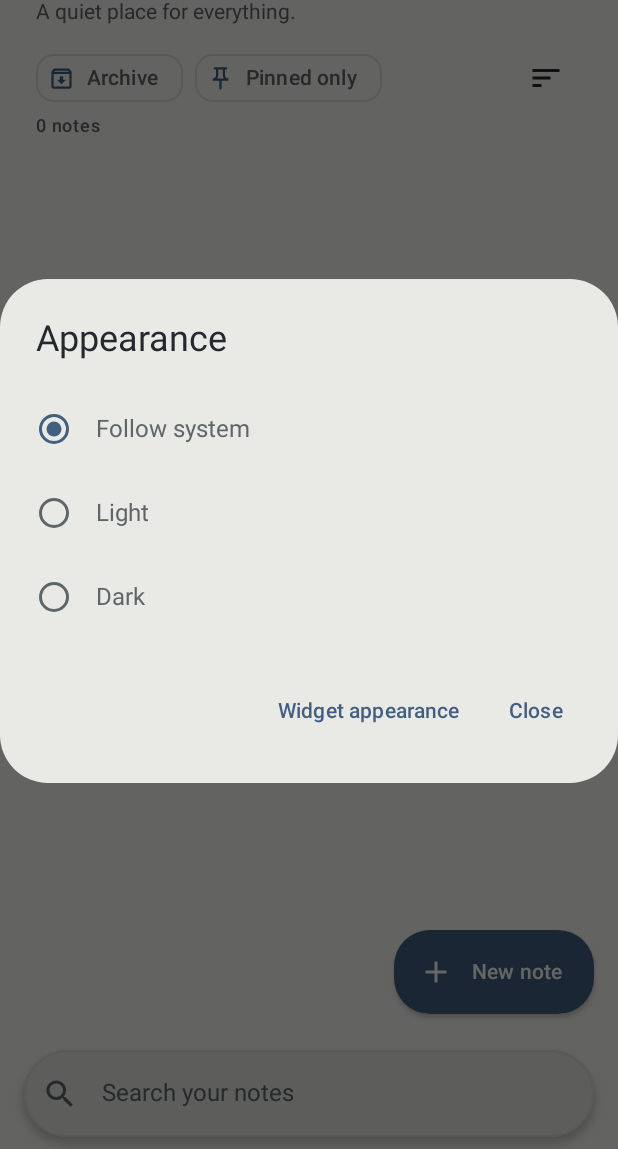
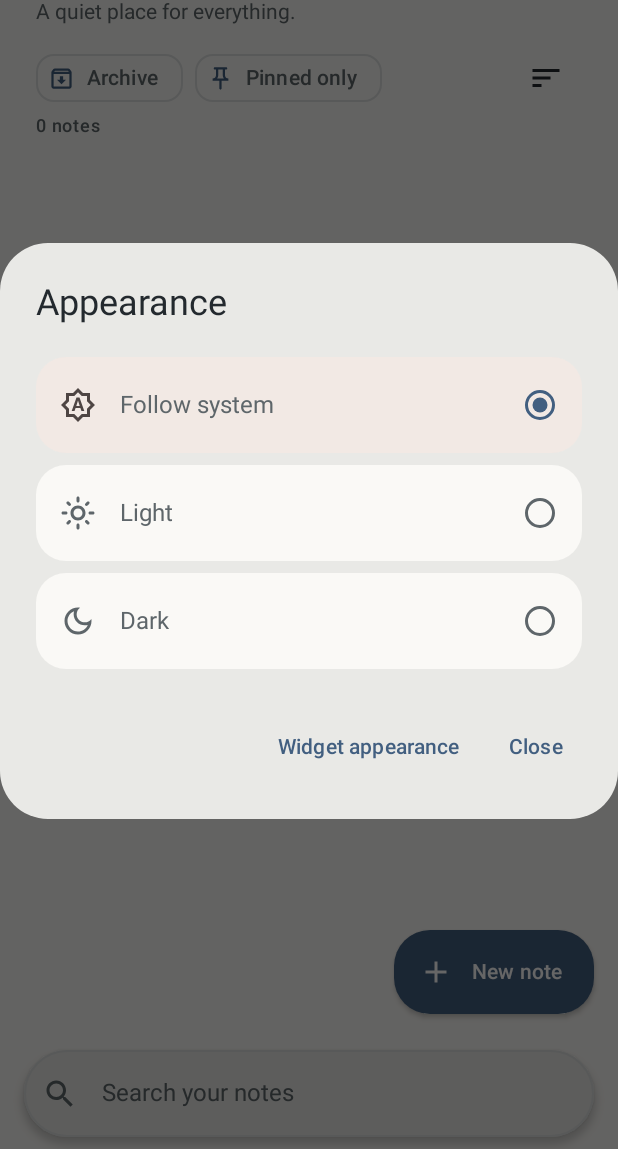
Before and after one commit to ja3kies/Noma, an Android app built with Jetpack Compose: the screen it shows after launch (MainActivity), after a tap on "Appearance", on a phone screen of 412 x 824 dp, the part 87-1236 px from its top. Run offline under Robolectric (Android 15) with nearby library versions, the phone set to English and light mode, and no system bars.

Commit message:
feat(ui): introduce adaptive appearance choice cards and widget previews

```diff
--- a/app/src/main/java/dev/juuri/noma/ui/NomaApp.kt
+++ b/app/src/main/java/dev/juuri/noma/ui/NomaApp.kt
@@ -60,6 +60,9 @@ import androidx.compose.material.icons.outlined.EditNote
 import androidx.compose.material.icons.outlined.ErrorOutline
 import androidx.compose.material.icons.outlined.MoreHoriz
 import androidx.compose.material.icons.outlined.Palette
+import androidx.compose.material.icons.outlined.LightMode
+import androidx.compose.material.icons.outlined.DarkMode
+import androidx.compose.material.icons.outlined.BrightnessAuto
 import androidx.compose.material.icons.outlined.PushPin
 import androidx.compose.material.icons.outlined.Search
 import androidx.compose.material.icons.outlined.Share
@@ -1452,19 +1455,41 @@ private fun AppearanceDialog(
                     NomaAppearance.DARK to R.string.appearance_dark
                 )
                 options.forEach { (mode, label) ->
+                    val isSelected = mode == selected
                     Row(
                         modifier = Modifier.fillMaxWidth()
-                            .defaultMinSize(minHeight = 56.dp)
+                            .padding(vertical = NomaSpacing.tiny)
+                            .background(
+                                if (isSelected) MaterialTheme.colorScheme.secondaryContainer
+                                else MaterialTheme.colorScheme.surfaceContainerLow,
+                                RoundedCornerShape(20.dp)
+                            )
+                            .defaultMinSize(minHeight = 64.dp)
                             .selectable(
-                                selected = mode == selected,
+                                selected = isSelected,
                                 role = Role.RadioButton,
                                 onClick = { onSelect(mode) }
-                            ),
+                            )
+                            .padding(horizontal = NomaSpacing.comfortable),
                         verticalAlignment = Alignment.CenterVertically
                     ) {
-                        RadioButton(selected = mode == selected, onClick = null)
+                        Icon(
+                            imageVector = when (mode) {
+                                NomaAppearance.SYSTEM -> Icons.Outlined.BrightnessAuto
+                                NomaAppearance.LIGHT -> Icons.Outlined.LightMode
+                                NomaAppearance.DARK -> Icons.Outlined.DarkMode
+                            },
+                            contentDescription = null,
+                            tint = if (isSelected) MaterialTheme.colorScheme.onSecondaryContainer
+                                else MaterialTheme.colorScheme.onSurfaceVariant
+                        )
                         Spacer(Modifier.width(NomaSpacing.comfortable))
-                        Text(stringResource(label), style = MaterialTheme.typography.bodyLarge)
+                        Text(
+                            stringResource(label),
+                            style = MaterialTheme.typography.bodyLarge,
+                            modifier = Modifier.weight(1f)
+                        )
+                        RadioButton(selected = isSelected, onClick = null)
                     }
                 }
             }
@@ -1497,17 +1522,24 @@ private fun WidgetStyleDialog(
         text = {
             Column(Modifier.selectableGroup().heightIn(max = 360.dp).verticalScroll(rememberScrollState())) {
                 styles.forEach { (style, label) ->
+                    val isSelected = selected == style
                     Row(
                         modifier = Modifier.fillMaxWidth()
-                            .defaultMinSize(minHeight = 56.dp)
+                            .padding(vertical = NomaSpacing.tiny)
+                            .background(
+                                if (isSelected) MaterialTheme.colorScheme.secondaryContainer
+                                else MaterialTheme.colorScheme.surfaceContainerLow,
+                                RoundedCornerShape(20.dp)
+                            )
+                            .defaultMinSize(minHeight = 64.dp)
                             .selectable(
-                                selected = selected == style,
+                                selected = isSelected,
                                 role = Role.RadioButton,
                                 onClick = { onSelect(style) }
-                            ),
+                            )
+                            .padding(horizontal = NomaSpacing.medium),
                         verticalAlignment = Alignment.CenterVertically
                     ) {
-                        RadioButton(selected = selected == style, onClick = null)
                         Spacer(Modifier.width(NomaSpacing.small))
                         val previewBrush = when (style) {
                             NomaWidgetStyle.MATERIAL_YOU -> Brush.linearGradient(
@@ -1521,13 +1553,18 @@ private fun WidgetStyleDialog(
                             )
                         }
                         Box(
-                            modifier = Modifier.size(width = 52.dp, height = 32.dp)
+                            modifier = Modifier.size(width = 60.dp, height = 36.dp)
                                 .background(previewBrush, RoundedCornerShape(12.dp))
                                 .padding(2.dp)
                                 .background(Color.White.copy(alpha = 0.18f), RoundedCornerShape(10.dp))
                         )
                         Spacer(Modifier.width(NomaSpacing.comfortable))
-                        Text(stringResource(label), style = MaterialTheme.typography.bodyLarge)
+                        Text(
+                            stringResource(label),
+                            style = MaterialTheme.typography.bodyLarge,
+                            modifier = Modifier.weight(1f)
+                        )
+                        RadioButton(selected = isSelected, onClick = null)
                     }
                 }
                 Spacer(Modifier.height(NomaSpacing.small))
```
